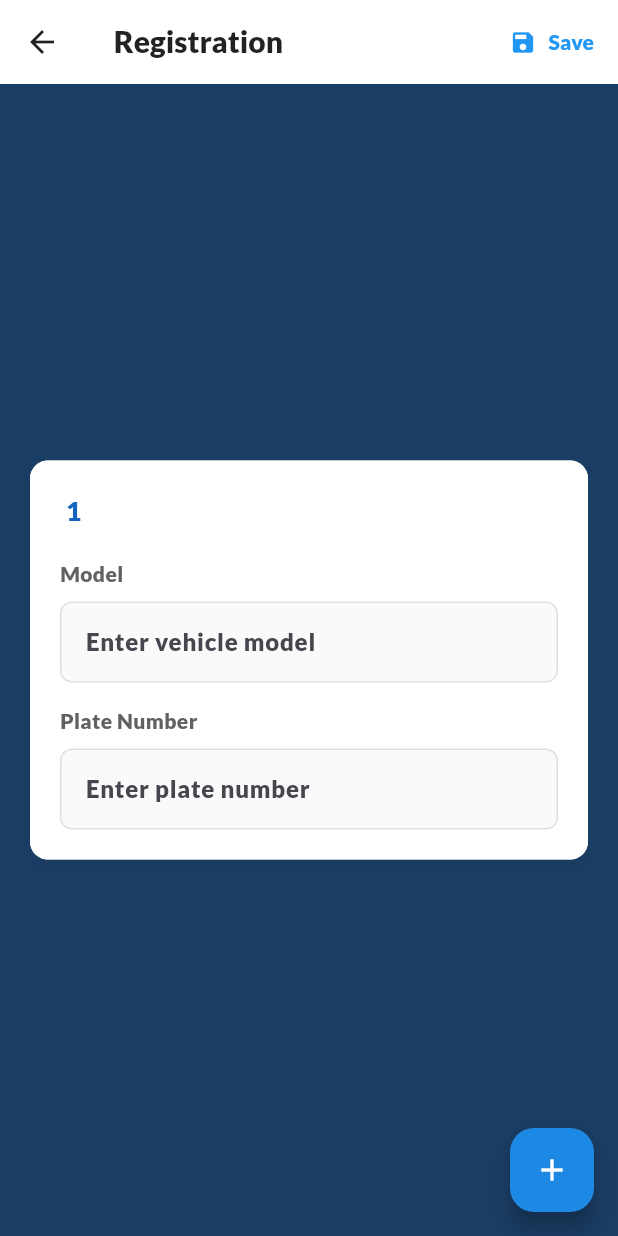
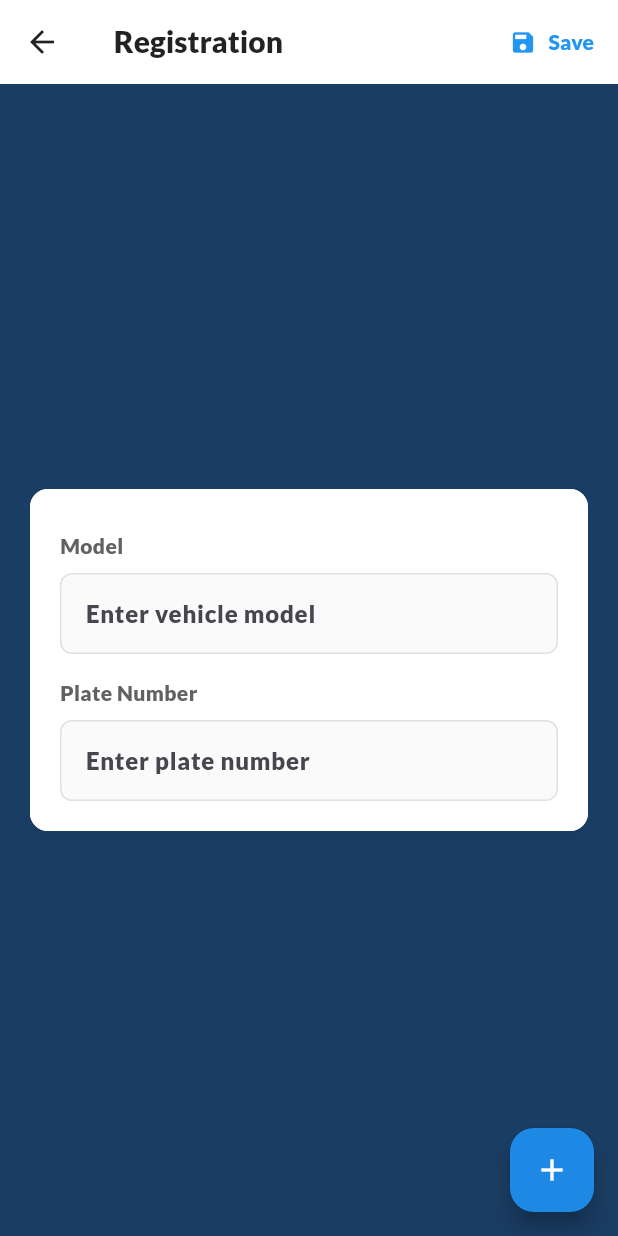
Before and after one commit to kurt-arpilleda/CARE, a Flutter app: the VehicleRegisterScreen screen opened directly with empty values, on a phone screen of 412 x 824 dp. Run offline on Flutter 3.47's test engine with Material 3 defaults, Android fonts, the phone set to English and light mode, and no system bars; our stand-ins replace flutter_secure_storage, fluttertoast, google_sign_in, image_picker, open_file, package_info_plus and 3 more; accounts and stored records are empty.

Commit message:
Seek First the Kingdom of God

```diff
--- a/lib/vehicle/vehicleRegister.dart
+++ b/lib/vehicle/vehicleRegister.dart
@@ -265,17 +265,7 @@ class _VehicleRegisterScreenState extends State<VehicleRegisterScreen> {
                         ),
                       ),
                     ),
-                  Text(
-                    '${widget.vehicleType} ${index + 1}',
-                    style: TextStyle(
-                      fontSize: 18,
-                      fontWeight: FontWeight.w600,
-                      color: vehicle['hasError']
-                          ? Colors.red[700]
-                          : Colors.blue[800],
-                    ),
-                  ),
-                  const SizedBox(height: 20),
+                  const SizedBox(height: 8),  // Added some spacing instead of the title
                   Text(
                     'Model',
                     style: TextStyle(
```
